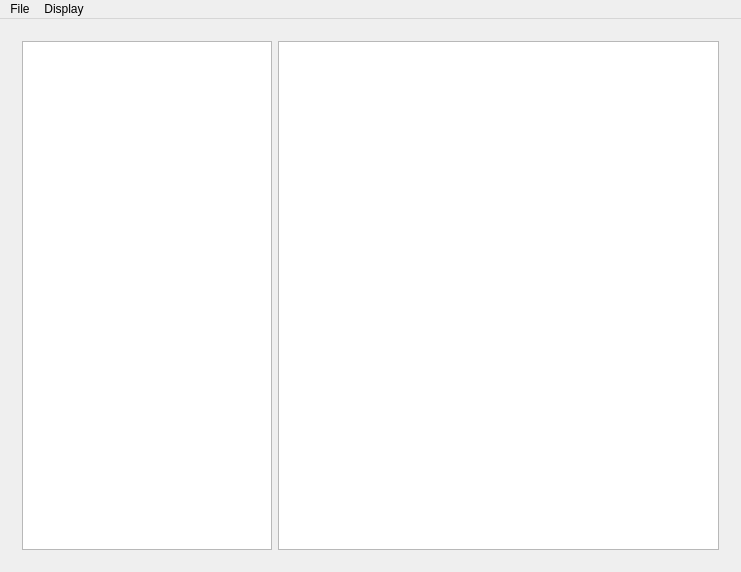
Before: the Qt Designer form flvparse.ui in mayudong1/flvParse, drawn with Qt 5.
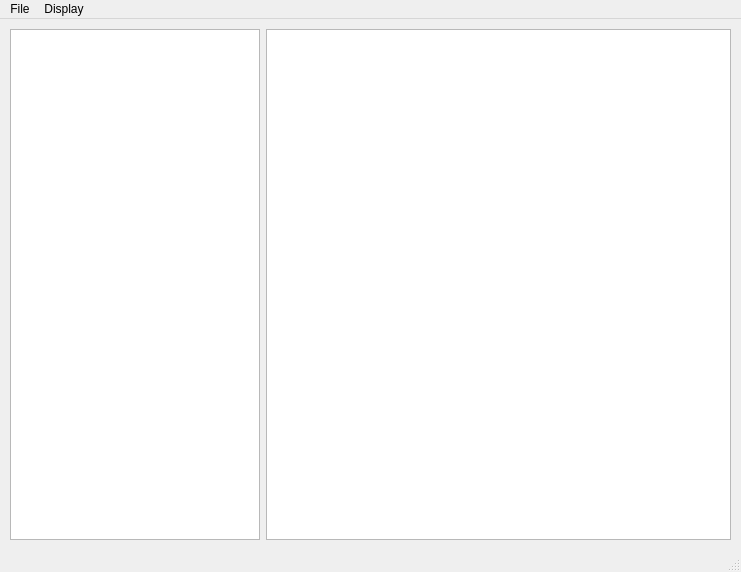
After: the same form once the commit is applied.

```diff
--- a/flvparse.ui
+++ b/flvparse.ui
@@ -15,9 +15,33 @@
   </property>
   <widget class="QWidget" name="centralWidget">
    <layout class="QVBoxLayout" name="verticalLayout">
+    <property name="leftMargin">
+     <number>5</number>
+    </property>
+    <property name="topMargin">
+     <number>5</number>
+    </property>
+    <property name="rightMargin">
+     <number>5</number>
+    </property>
+    <property name="bottomMargin">
+     <number>5</number>
+    </property>
     <item>
      <widget class="QWidget" name="widget" native="true">
       <layout class="QGridLayout" name="gridLayout">
+       <property name="leftMargin">
+        <number>5</number>
+       </property>
+       <property name="topMargin">
+        <number>5</number>
+       </property>
+       <property name="rightMargin">
+        <number>5</number>
+       </property>
+       <property name="bottomMargin">
+        <number>5</number>
+       </property>
        <item row="0" column="1">
         <widget class="QTextEdit" name="hexView">
          <property name="font">
@@ -104,6 +128,7 @@
    <addaction name="menuFile"/>
    <addaction name="menuDisplay"/>
   </widget>
+  <widget class="QStatusBar" name="statusBar"/>
   <action name="actionOpen">
    <property name="text">
     <string>Open</string>
```
Left out of the diff: 9 changed lines with no effect on the pictures.
